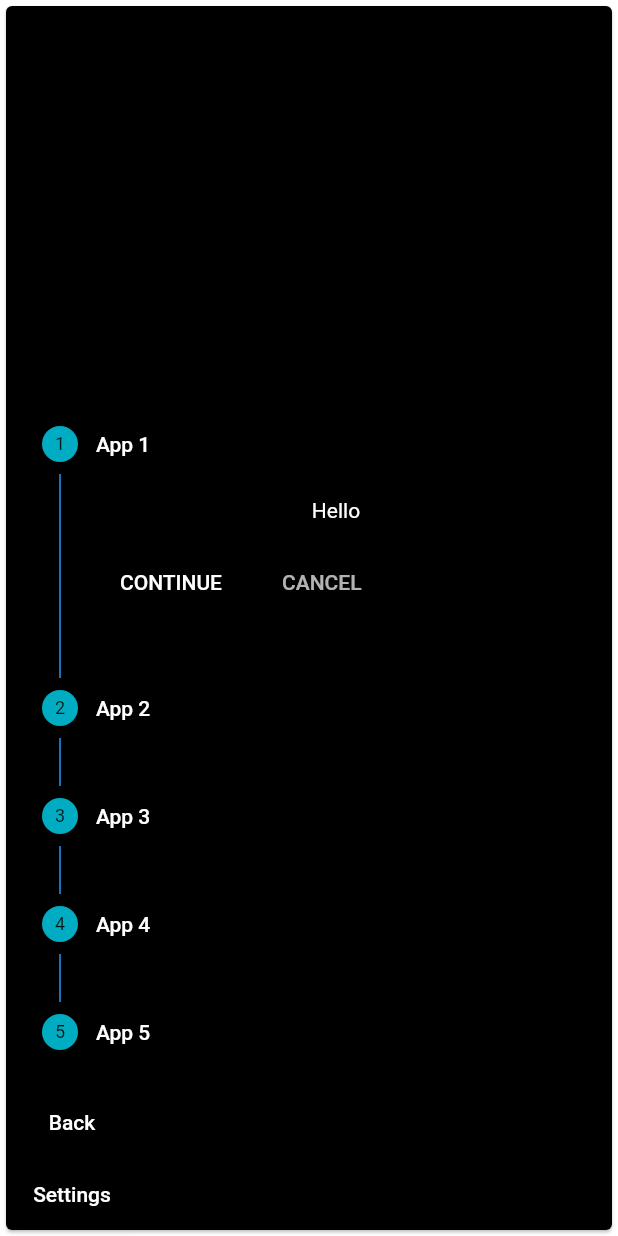
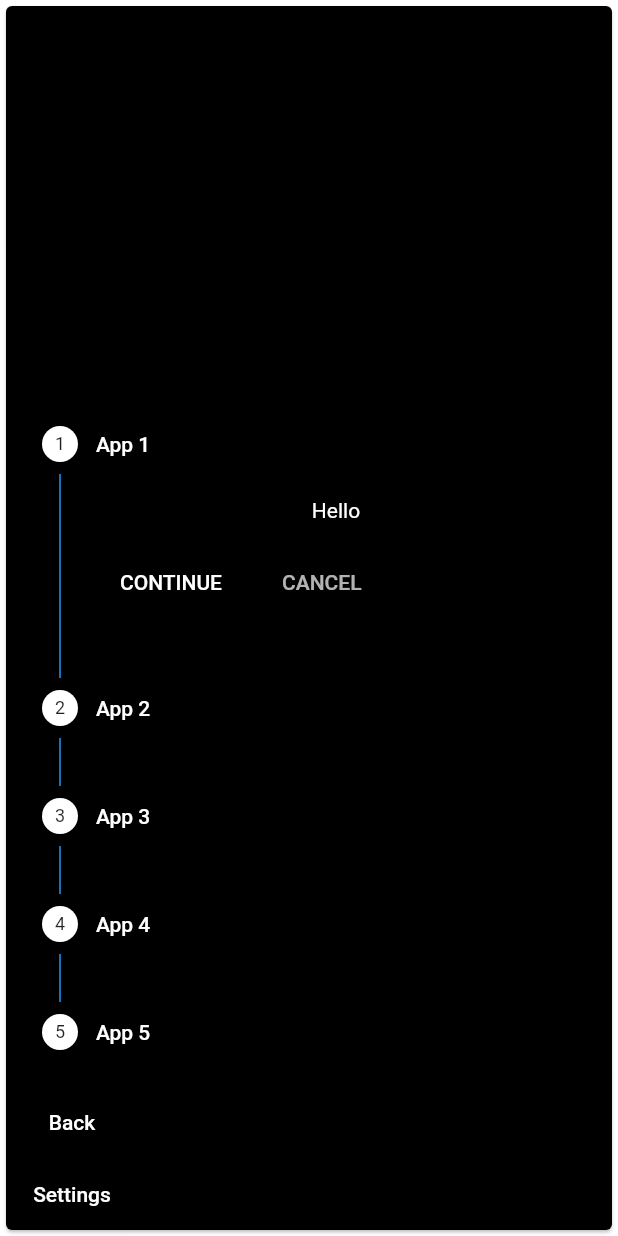
Before and after one commit to egorash/TotyLauncher, a Flutter app: the screen it shows after launch, after a tap on "App Settings", on a phone screen of 412 x 824 dp. Run offline on Flutter 3.47's test engine with Material 2 defaults, Android fonts, the phone set to English and light mode, and no system bars; missing offline and left inert: launcher_assist.

Commit message:
Changed stepper theme to be white

```diff
--- a/lib/main.dart
+++ b/lib/main.dart
@@ -39,8 +39,8 @@ class TotyLauncherState extends State<TotyLauncher> {
             return new MaterialApp(
               theme: ThemeData(
                 brightness: Brightness.dark,
-                primaryColor: Colors.lightBlue[800],
-                accentColor: Colors.cyan[600],
+                primaryColor: Colors.black,
+                accentColor: Colors.white,
               ),
               debugShowCheckedModeBanner: false,
               home: home(),
```
